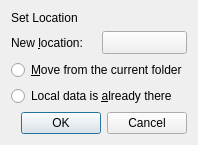
This is trunk/qt/relocate.ui in svn2github/trs-svn as Qt 5 draws it before an edit. The edited form follows.
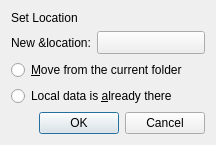
This is the edited form. Custom widgets are drawn as their Qt base class.

Commit message: Make use of path button in relocate dialog (Qt client)

The edit to the form file:
```diff
--- a/trunk/qt/relocate.ui
+++ b/trunk/qt/relocate.ui
@@ -6,8 +6,8 @@
    <rect>
     <x>0</x>
     <y>0</y>
-    <width>225</width>
-    <height>155</height>
+    <width>339</width>
+    <height>151</height>
    </rect>
   </property>
   <property name="windowTitle">
@@ -27,6 +27,10 @@
 [tr-style~=&quot;form-label&quot;]
 {
   margin-left: 18px;
+}
+#newLocationStack
+{
+  min-width: 15em;
 }</string>
   </property>
   <layout class="QGridLayout" name="dialogLayout">
@@ -48,28 +52,15 @@
      <property name="text">
       <string>New &amp;location:</string>
      </property>
-     <property name="buddy">
-      <cstring>newLocationButton</cstring>
-     </property>
      <property name="tr-style" stdset="0">
       <string notr="true">form-label</string>
      </property>
     </widget>
    </item>
    <item row="1" column="1">
-    <widget class="QToolButton" name="newLocationButton">
-     <property name="sizePolicy">
-      <sizepolicy hsizetype="Preferred" vsizetype="Fixed">
-       <horstretch>0</horstretch>
-       <verstretch>0</verstretch>
-      </sizepolicy>
-     </property>
-     <property name="styleSheet">
-      <string notr="true">text-align:left</string>
-     </property>
-     <property name="toolButtonStyle">
-      <enum>Qt::ToolButtonTextBesideIcon</enum>
-     </property>
+    <widget class="QStackedWidget" name="newLocationStack">
+     <widget class="TrPathButton" name="newLocationButton"/>
+     <widget class="QLineEdit" name="newLocationEdit"/>
     </widget>
    </item>
    <item row="2" column="0" colspan="2">
@@ -104,6 +95,13 @@
    </item>
   </layout>
  </widget>
+ <customwidgets>
+  <customwidget>
+   <class>TrPathButton</class>
+   <extends>QToolButton</extends>
+   <header>path-button.h</header>
+  </customwidget>
+ </customwidgets>
  <resources/>
  <connections/>
 </ui>
```
The commit also changes 6 other files.
